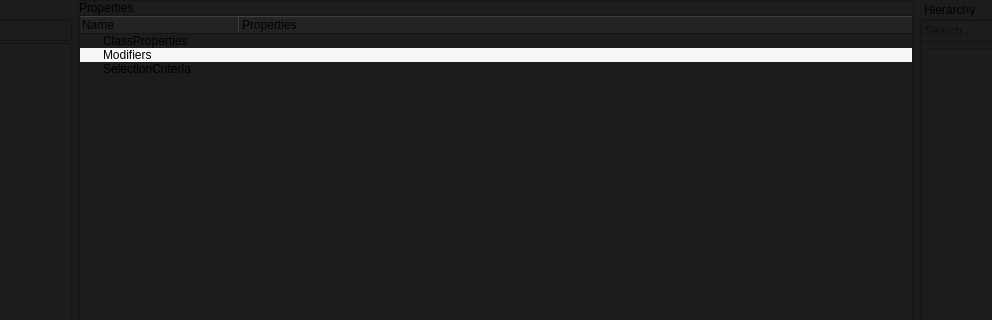
Before: the Qt Designer form smartprop_editor/main.ui in dertwist/Hammer5Tools, drawn with Qt 5; both pictures show x 102 to 1094 and y 0 to 320 of the 1280 by 720 pixel window.
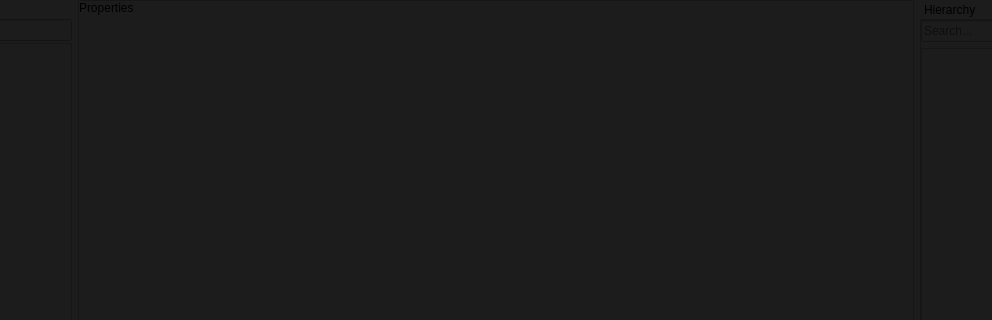
After: the same form once the commit is applied. Icons and pictures are not drawn.

Commit message: Replacing tree to layout

What changed in the file:
```diff
--- a/smartprop_editor/main.ui
+++ b/smartprop_editor/main.ui
@@ -119,108 +119,7 @@
             <number>0</number>
            </property>
            <item>
-            <widget class="QTreeWidget" name="properties_tree">
-             <property name="editTriggers">
-              <set>QAbstractItemView::EditKeyPressed</set>
-             </property>
-             <property name="tabKeyNavigation">
-              <bool>false</bool>
-             </property>
-             <property name="showDropIndicator" stdset="0">
-              <bool>true</bool>
-             </property>
-             <property name="dragEnabled">
-              <bool>false</bool>
-             </property>
-             <property name="dragDropOverwriteMode">
-              <bool>false</bool>
-             </property>
-             <property name="dragDropMode">
-              <enum>QAbstractItemView::NoDragDrop</enum>
-             </property>
-             <property name="alternatingRowColors">
-              <bool>true</bool>
-             </property>
-             <property name="selectionMode">
-              <enum>QAbstractItemView::ContiguousSelection</enum>
-             </property>
-             <property name="uniformRowHeights">
-              <bool>false</bool>
-             </property>
-             <property name="sortingEnabled">
-              <bool>false</bool>
-             </property>
-             <property name="animated">
-              <bool>false</bool>
-             </property>
-             <attribute name="headerVisible">
-              <bool>true</bool>
-             </attribute>
-             <attribute name="headerCascadingSectionResizes">
-              <bool>false</bool>
-             </attribute>
-             <attribute name="headerMinimumSectionSize">
-              <number>160</number>
-             </attribute>
-             <attribute name="headerDefaultSectionSize">
-              <number>160</number>
-             </attribute>
-             <attribute name="headerHighlightSections">
-              <bool>false</bool>
-             </attribute>
-             <attribute name="headerShowSortIndicator" stdset="0">
-              <bool>false</bool>
-             </attribute>
-             <attribute name="headerStretchLastSection">
-              <bool>true</bool>
-             </attribute>
-             <column>
-              <property name="text">
-               <string>Name</string>
-              </property>
-             </column>
-             <column>
-              <property name="text">
-               <string>Properties</string>
-              </property>
-             </column>
-             <item>
-              <property name="text">
-               <string>ClassProperties</string>
-              </property>
-              <property name="icon">
-               <iconset resource="../resources.qrc">
-                <normaloff>:/icons/storage_24dp_9D9D9D_FILL0_wght400_GRAD0_opsz24.png</normaloff>:/icons/storage_24dp_9D9D9D_FILL0_wght400_GRAD0_opsz24.png</iconset>
-              </property>
-              <property name="flags">
-               <set>ItemIsSelectable|ItemIsUserCheckable|ItemIsEnabled</set>
-              </property>
-             </item>
-             <item>
-              <property name="text">
-               <string>Modifiers</string>
-              </property>
-              <property name="icon">
-               <iconset resource="../resources.qrc">
-                <normaloff>:/icons/functions_24dp_9D9D9D_FILL0_wght400_GRAD0_opsz24.png</normaloff>:/icons/functions_24dp_9D9D9D_FILL0_wght400_GRAD0_opsz24.png</iconset>
-              </property>
-              <property name="flags">
-               <set>ItemIsSelectable|ItemIsUserCheckable|ItemIsEnabled</set>
-              </property>
-             </item>
-             <item>
-              <property name="text">
-               <string>SelectionCriteria</string>
-              </property>
-              <property name="icon">
-               <iconset resource="../resources.qrc">
-                <normaloff>:/icons/lan_24dp_9D9D9D_FILL0_wght400_GRAD0_opsz24.png</normaloff>:/icons/lan_24dp_9D9D9D_FILL0_wght400_GRAD0_opsz24.png</iconset>
-              </property>
-              <property name="flags">
-               <set>ItemIsSelectable|ItemIsUserCheckable|ItemIsEnabled</set>
-              </property>
-             </item>
-            </widget>
+            <layout class="QVBoxLayout" name="properties_layout"/>
            </item>
           </layout>
          </widget>
```
The commit also changes 9 other files.
